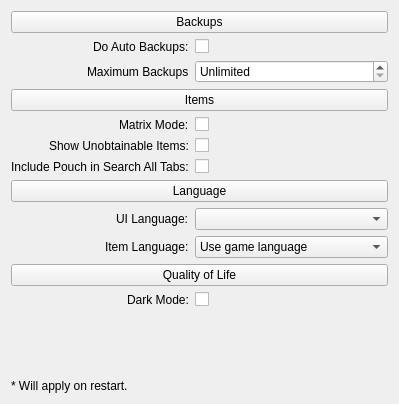
Above: gui/settings/settingsui.ui from EnderHDMC/MHWISaveEditor before the change. Below: the same form after it.
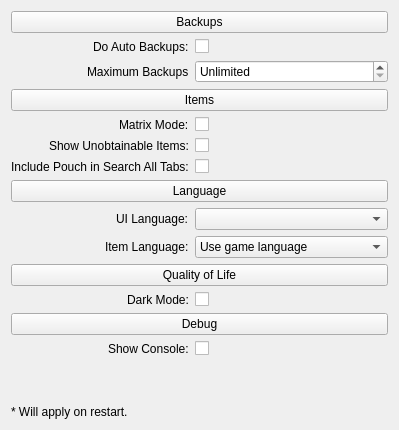
That is the form after the change.

Commit message: Show console option

Patch:
```diff
--- a/gui/settings/settingsui.ui
+++ b/gui/settings/settingsui.ui
@@ -10,7 +10,7 @@
     <x>0</x>
     <y>0</y>
     <width>399</width>
-    <height>404</height>
+    <height>430</height>
    </rect>
   </property>
   <property name="windowTitle">
@@ -231,14 +231,14 @@
    <item row="14" column="1">
     <widget class="QCheckBox" name="chkDarkMode"/>
    </item>
-   <item row="16" column="0" colspan="2">
+   <item row="19" column="0" colspan="2">
     <widget class="QLabel" name="lblRestartDisclaimer">
      <property name="text">
       <string comment="Indicate options which need a restart.">* Will apply on restart.</string>
      </property>
     </widget>
    </item>
-   <item row="15" column="0">
+   <item row="18" column="0">
     <spacer name="verticalSpacer">
      <property name="orientation">
       <enum>Qt::Vertical</enum>
@@ -251,6 +251,30 @@
      </property>
     </spacer>
    </item>
+   <item row="15" column="0" colspan="2">
+    <widget class="QPushButton" name="btnPlaceholderDebug">
+     <property name="focusPolicy">
+      <enum>Qt::NoFocus</enum>
+     </property>
+     <property name="text">
+      <string comment="&quot;Debug&quot; section of the Settings.">Debug</string>
+     </property>
+    </widget>
+   </item>
+   <item row="16" column="0">
+    <widget class="QLabel" name="lblShowConsole">
+     <property name="text">
+      <string comment="Whether to show the console or not">Show Console:</string>
+     </property>
+    </widget>
+   </item>
+   <item row="16" column="1">
+    <widget class="QCheckBox" name="chkShowConsole">
+     <property name="text">
+      <string/>
+     </property>
+    </widget>
+   </item>
   </layout>
  </widget>
  <layoutdefault spacing="6" margin="11"/>
```
Left out of the diff: 17 changed lines with no effect on the pictures. The commit also changes 5 other files.
